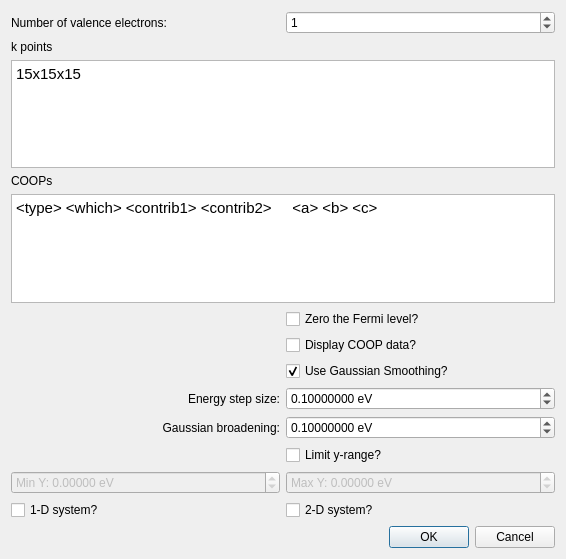
Before: the Qt Designer form libavogadro/src/extensions/yaehmop/yaehmopcoopdialog.ui in SSeBastian3/avogadro, drawn with Qt 5.
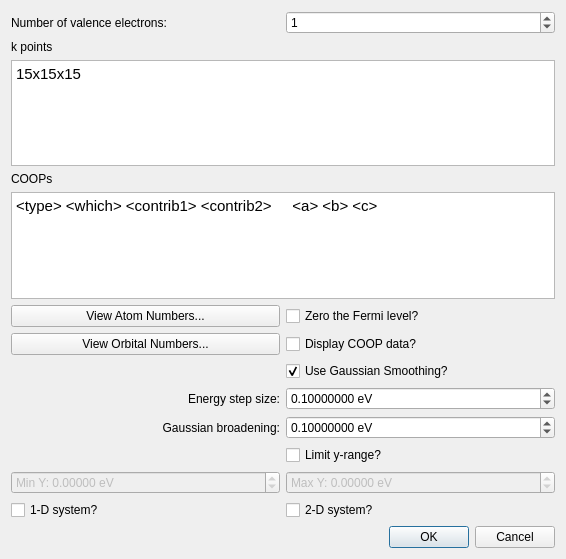
After: the same form once the commit is applied.

The edit to the form file:
```diff
--- a/libavogadro/src/extensions/yaehmop/yaehmopcoopdialog.ui
+++ b/libavogadro/src/extensions/yaehmop/yaehmopcoopdialog.ui
@@ -284,6 +284,20 @@
      </property>
     </widget>
    </item>
+   <item row="8" column="0">
+    <widget class="QPushButton" name="push_viewAtomNumbers">
+     <property name="text">
+      <string>View Atom Numbers...</string>
+     </property>
+    </widget>
+   </item>
+   <item row="9" column="0">
+    <widget class="QPushButton" name="push_viewOrbitalNumbers">
+     <property name="text">
+      <string>View Orbital Numbers...</string>
+     </property>
+    </widget>
+   </item>
   </layout>
  </widget>
  <tabstops>
```
